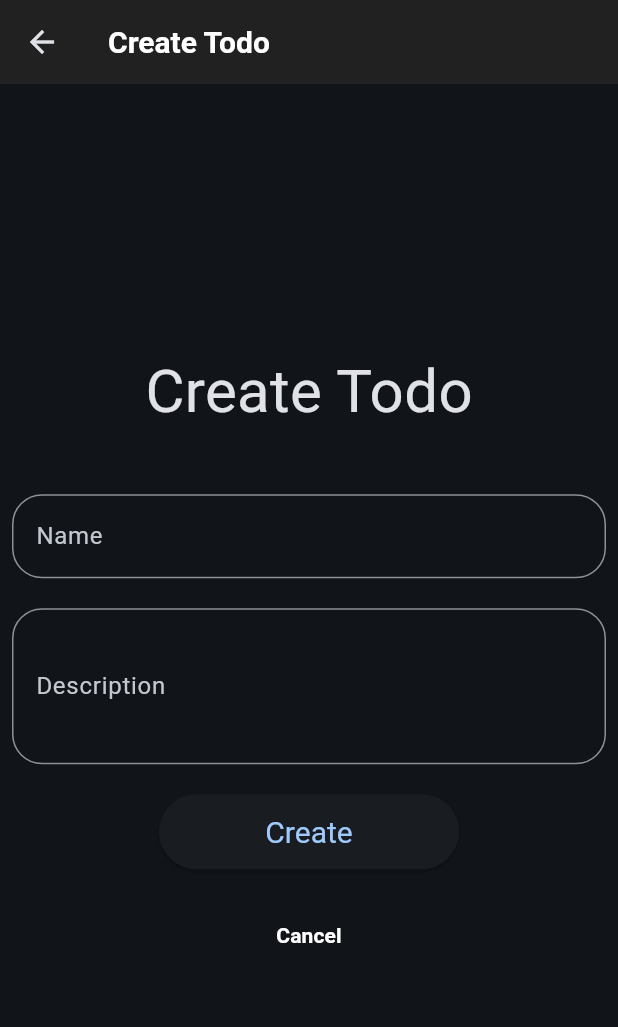
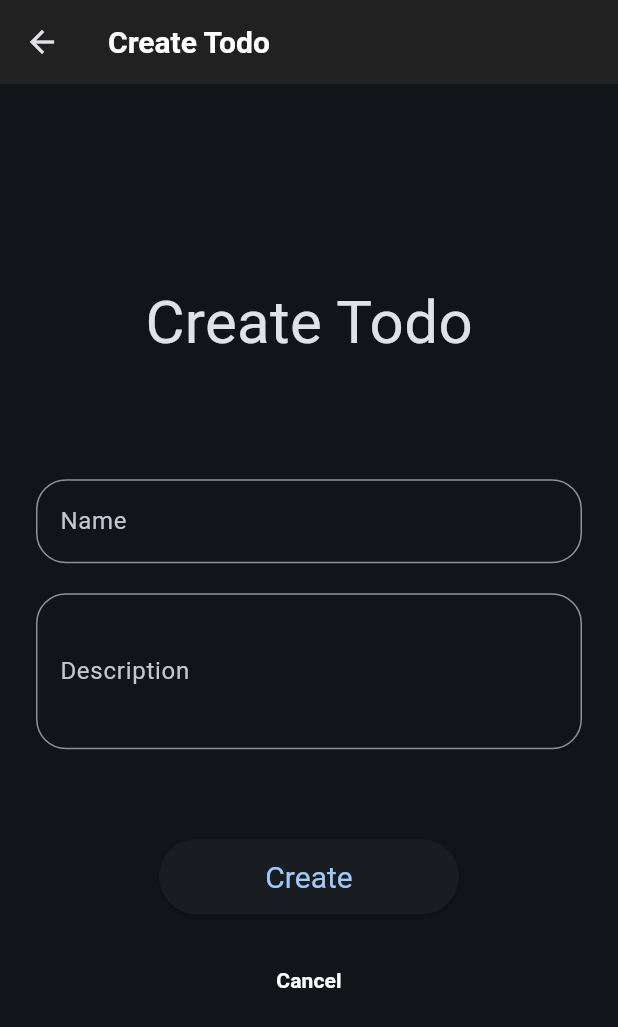
Before and after one commit to Mohamed-lehbib/todo_SOAP_Rest_Flutter, a Flutter app: the screen it shows after launch, after a tap on the "light mode" icon, after a tap on the "add" icon, on a phone screen of 412 x 824 dp. Shown: the top 1027 px of the screen. Run offline on Flutter 3.47's test engine with Material 3 defaults, Android fonts, the phone set to English and light mode, and no system bars; our stand-ins replace get; network calls fail.

Commit message:
finishing the project

```diff
--- a/todo_flutter/lib/view/create_todo_screen.dart
+++ b/todo_flutter/lib/view/create_todo_screen.dart
@@ -27,8 +27,10 @@ class CreateTodoScreen extends StatelessWidget {
                   style: TextStyle(fontSize: 40),
                 ),
               ),
-              const SizedBox(height: 40),
-              Form(
+              const SizedBox(height: 60),
+              Padding(
+                padding: const EdgeInsets.all(16.0),
+                child: Form(
                   child: Column(
                     children: [
                       TextField(
@@ -53,7 +55,7 @@ class CreateTodoScreen extends StatelessWidget {
                           ),
                         ),
                       ),
-                    const SizedBox(height: 20),
+                      const SizedBox(height: 60),
                       ElevatedButton(
                         onPressed: () {
                           // Call the createTodo function with the new todo data
@@ -85,6 +87,7 @@ class CreateTodoScreen extends StatelessWidget {
                       )
                     ],
                   ),
+                ),
               )
             ],
           ),
--- a/todo_flutter/lib/view/home_screen.dart
+++ b/todo_flutter/lib/view/home_screen.dart
@@ -12,7 +12,8 @@ class HomeScreen extends StatelessWidget {
   Widget build(BuildContext context) {
     return Scaffold(
       appBar: AppBar(
-        leading: IconButton(
+        actions: [
+          IconButton(
             icon: Obx(
               () => Icon(todoController.themeMode.value == ThemeMode.dark
                   ? Icons.dark_mode
@@ -25,6 +26,7 @@ class HomeScreen extends StatelessWidget {
                       : ThemeMode.dark);
             },
           ),
+        ],
         title: const Text('To-Do'),
       ),
       body: Column(
@@ -55,7 +57,7 @@ class HomeScreen extends StatelessWidget {
                     Column(
                       children: [
                         const Text(
-                          'UnDone',
+                          'Pending',
                           style: TextStyle(fontSize: 20),
                         ),
                         Obx(() => Text(
```
Also changed, not shown: todo_flutter/lib/view/edit_screen.dart (+8 -3 lines). Lines whose indentation alone changed are shown as unchanged.
